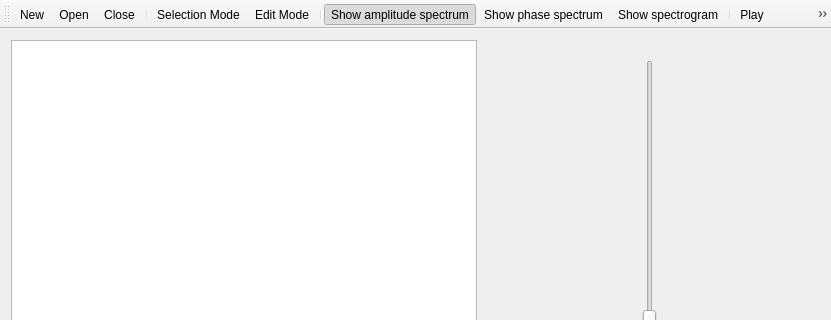
The window that src/wmainwindow.ui (gillesdegottex/dfasma) describes before a commit, drawn with Qt 5; both pictures show x 0 to 831 and y 0 to 320 of the 831 by 713 pixel window.
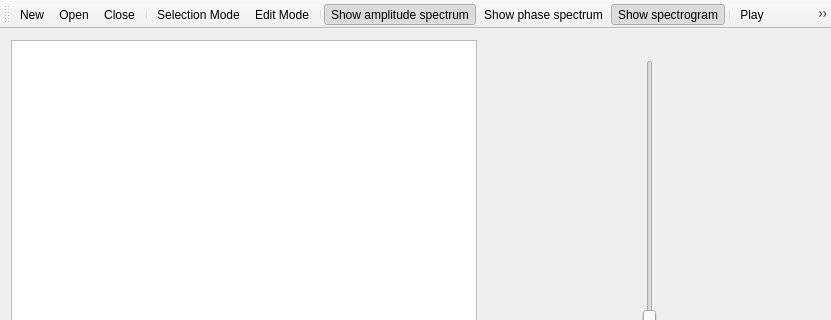
The same window after the commit. Icons and pictures are not drawn.

Patch:
```diff
--- a/src/wmainwindow.ui
+++ b/src/wmainwindow.ui
@@ -830,6 +830,9 @@
    <property name="checkable">
     <bool>true</bool>
    </property>
+   <property name="checked">
+    <bool>true</bool>
+   </property>
    <property name="enabled">
     <bool>true</bool>
    </property>
```
